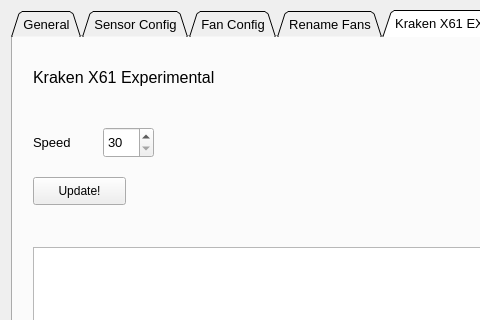
Qt form grid-control/ui/mainwindow.ui (akej74/grid-control) before a commit; both pictures show x 0 to 480 and y 0 to 320 of the 1033 by 721 pixel window.
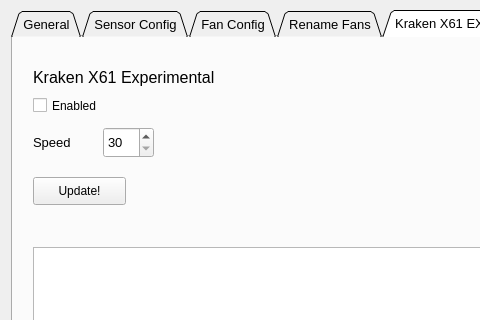
The same form after that commit. The open tabs and pages were chosen to show the change. Icons and pictures are not drawn.

Commit message:
Conditionally enable Kraken
Added enable kraken checkbox and try/except when loading Kraken

Patch:
```diff
--- a/grid-control/ui/mainwindow.ui
+++ b/grid-control/ui/mainwindow.ui
@@ -5167,6 +5167,19 @@
        <string>Update!</string>
       </property>
      </widget>
+     <widget class="QCheckBox" name="checkBoxKrakenEnabled">
+      <property name="geometry">
+       <rect>
+        <x>20</x>
+        <y>60</y>
+        <width>70</width>
+        <height>17</height>
+       </rect>
+      </property>
+      <property name="text">
+       <string>Enabled</string>
+      </property>
+     </widget>
     </widget>
    </widget>
   </widget>
```
Left out of the diff: 4 changed lines with no effect on the pictures. The commit also changes 3 other files.
